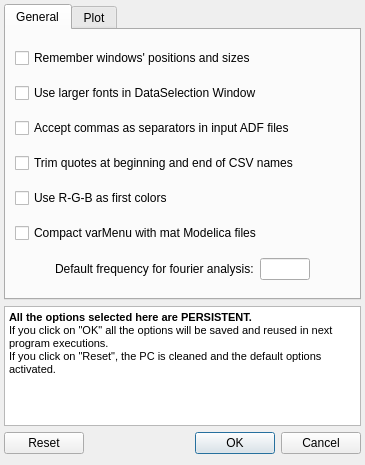
The window that Dialogs/CProgOptions.ui (max-privato/PlotXY_OpenSource) describes before a commit, drawn with Qt 5.
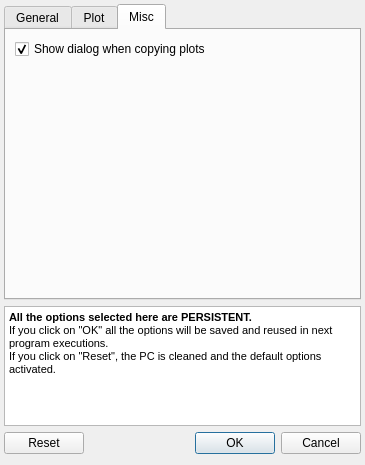
The same window after the commit.

Commit message: Added option to avoid "Plot copied as an image into the system clipboard" dialog box

The edit to the form file:
```diff
--- a/Dialogs/CProgOptions.ui
+++ b/Dialogs/CProgOptions.ui
@@ -38,7 +38,7 @@
    <item>
     <widget class="QTabWidget" name="tabWidget">
      <property name="currentIndex">
-      <number>0</number>
+      <number>2</number>
      </property>
      <widget class="QWidget" name="genTab">
       <attribute name="title">
@@ -260,6 +260,36 @@
        </item>
       </layout>
      </widget>
+     <widget class="QWidget" name="miscTab">
+      <attribute name="title">
+       <string>Misc</string>
+      </attribute>
+      <layout class="QVBoxLayout" name="verticalLayout_5">
+       <item>
+        <widget class="QCheckBox" name="clpbrdDlgCkb">
+         <property name="text">
+          <string>Show dialog when copying plots</string>
+         </property>
+         <property name="checked">
+          <bool>true</bool>
+         </property>
+        </widget>
+       </item>
+       <item>
+        <spacer name="verticalSpacer_2">
+         <property name="orientation">
+          <enum>Qt::Vertical</enum>
+         </property>
+         <property name="sizeHint" stdset="0">
+          <size>
+           <width>20</width>
+           <height>40</height>
+          </size>
+         </property>
+        </spacer>
+       </item>
+      </layout>
+     </widget>
     </widget>
    </item>
    <item>
```
The commit also changes 8 other files.
